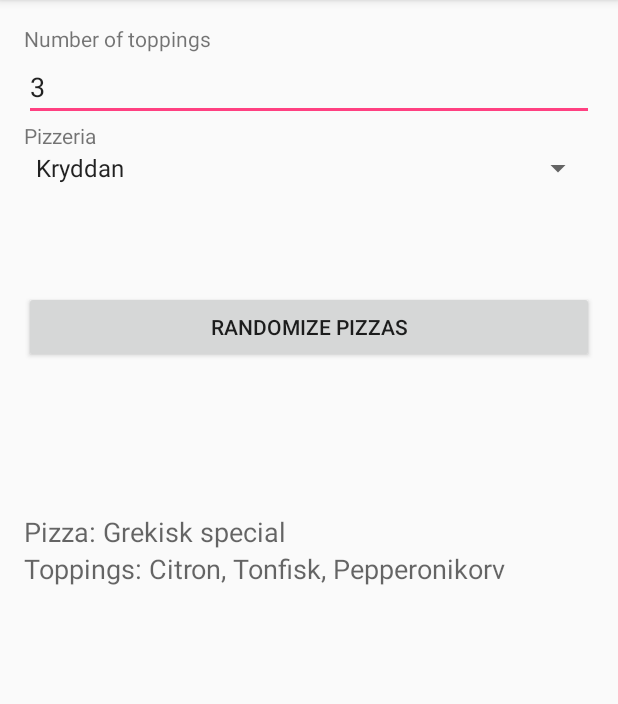
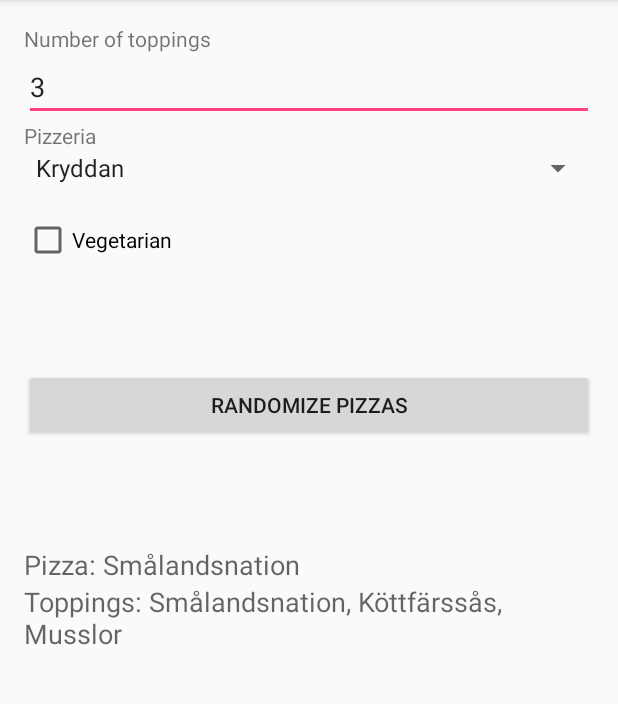
Before and after one commit to fbontin/PizzaRoulette, an Android app: the screen it shows after launch (MainActivity), after a tap on "RANDOMIZE PIZZAS", on a phone screen of 412 x 824 dp, the part 84-788 px from its top. Run offline under Robolectric (Android 15) with nearby library versions, the phone set to English and light mode, and no system bars.

Commit message:
Add vegetarian option and only one of each topping.

```diff
--- a/app/src/main/java/com/example/filip/pizzaroulette/MainActivity.java
+++ b/app/src/main/java/com/example/filip/pizzaroulette/MainActivity.java
@@ -4,6 +4,7 @@ import android.support.v7.app.AppCompatActivity;
 import android.os.Bundle;
 import android.util.Log;
 import android.view.View;
+import android.widget.CheckBox;
 import android.widget.EditText;
 import android.widget.Spinner;
 import android.widget.TextView;
@@ -18,36 +19,36 @@ public class MainActivity extends AppCompatActivity {
 
     private static final String[] PIZZERIAS = {"Kryddan", "Gunnesbo"};
 
-    private static final String[] PIZZAS = {"Margherita, Vesuvio, Funghi, Pescatore, Calzone (inbakad), Hawaii, Capricciosa, Tomaso, Bolognese, Marinara, Milano, Pepparoni," +
-            " Salami, Mamma mia, Africana, Indy, Princess, Barbone, Capris, Smålandsnation, Reale, Ciao Ciao (familjepizza), Kycklingpizza, Salami special, Fyra ostar, Calzone special (inbakad), " +
-            "Calzone kebab (inbakad), Azteka, La maffia, Quattro stagioni, Charlies special, Siciliana, Vegetariana, Cosa nostra, Kebabpizza, Bacon special, Acapulco, Legend, Mexicana, Dallas, Gorgonzola, " +
-            "Kebabpizza special, Husets special, Toronto special, Kryddans special, Grekisk special, Favoriten, Onlinepizza special, Lund special",
-            "Margherita, Vesuvio, Fungi, Pescatore, Calzone (inbakad), Hawaii, Capricciosa, Tomaso, Cacciatore, Bolognese, Vegetale, Afrikano, Bombay, Napoli, Marinara, Rimini, Milano, Azteka, Greta, Gorgonzola," +
+    private static final String[] PIZZAS = {"Vesuvio, Pescatore, Calzone (inbakad), Hawaii, Capricciosa, Tomaso, Bolognese, Marinara, Milano, Pepparoni," +
+            " Salami, Mamma mia, Indy, Princess, Barbone, Capris, Reale, Ciao Ciao (familjepizza), Kycklingpizza, Salami special, Calzone special (inbakad), " +
+            "Calzone kebab (inbakad), Azteka, La maffia, Quattro stagioni, Charlies special, Siciliana, Cosa nostra, Kebabpizza, Bacon special, Acapulco, Legend, Mexicana, Dallas, Gorgonzola, " +
+            "Kebabpizza special, Husets special, Toronto special, Kryddans special, Favoriten, Onlinepizza special, Lund special",
+            "Vesuvio, Pescatore, Calzone (inbakad), Hawaii, Capricciosa, Tomaso, Cacciatore, Bolognese, Afrikano, Bombay, Napoli, Marinara, Rimini, Milano, Azteka, Greta, Gorgonzola," +
                     " Kebab, Kyckling, Kung calzone (inbakad), Spinaci, Bon appétit, Mozart, Salami special, Quattro, Mexikana, Siciliana, Chicago, Kebab special, Gunnesbo special, Gunnesbo special 2, Gyrospizza, " +
-                    "Gyrospizza special, Mamma mia, Frotti, Prinsessan, Specialpizzor, Kanon, Viking, Lunda special, Eldorado, Zlatans special 1, Zlatans special 2"};
+                    "Gyrospizza special, Mamma mia, Kanon, Lunda special, Zlatans special 1, Zlatans special 2"};
 
-    private static final String[] TOPPINGS = {"Ananas, Bacon, Banan, Bearnaisesås, Bearnaisesås I burk, Cayennepeppar, Champinjoner (färska), Citron, Curry, Falafel, Feferoni, Fårost, Gorgonzolaost, Goudaost, Gurka, " +
-            "Hamburgerdressing, Hamburgerdressing I burk, Isbergssallad, Jalapeños, Jordnötter, Kapris, Kebabkött (nötkött), Kebabsås blandad, Kebabsås blandad I burk, Kebabsås mild, Kebabsås mild I burk, Kebabsås stark, " +
-            "Kebabsås stark I burk, Kronärtskocka, Kyckling, Köttfärs, Köttfärssås, Lök, Mozzarellaost, Musslor, Oliver, Ost, Oxfilé, Paprika (färsk), Pepperonikorv, Pommes frites, Räkor, Salami, Sardeller, Skinka, " +
-                    "Sparris, Svartpeppar, Tacokryddmix, Tomater (färska), Tomatsås, Tonfisk, Tzatzikisås, Tzatzikisås I burk, Vitlök (färsk), Vitlökssås, Vitlökssås I burk, Ägg",
-                    "Ananas, Aubergine, Bacon, Banan, Bearnaisesås, Bearnaisesås I burk, Champinjoner (färska), Curry, Feferoni  , Fetaost, Gorgonzolaost, Gurka, Hamburgerdressing, Hamburgerdressing I burk, Isbergssallad, " +
-                            "Jalapeños, Jordnötter, Kapris, Kebabkött (fläskkarré), Kebabkött (nötkött), Kebabsås blandad, Kebabsås blandad I burk, Kebabsås mild, Kebabsås mild I burk, Kebabsås stark, Kebabsås stark I burk, " +
-                            "Kronärtskocka, Kyckling, Körsbärstomater, Köttfärs, Lök, Majs, Mozzarellaost, Musslor, Nachochips, Nötfärs, Oliver, Ost, Oxfilé, Paprika, Paprika (färsk), Parmaskinka, Parmesanost, Pesto, " +
-                            "Purjolök, Ruccolasallad, Räkor, Rödlök, Salami, Sardeller, Skinka, Skinka (lufttorkad), Spenat, Svartpeppar, Tacokryddmix, Tigerräkor, Tomater (färska), Tomater (soltorkade), Tomatsås, Tonfisk, " +
-                            "Vitlök (färsk), Vitlökssås, Vitlökssås I burk, Ägg"};
+    private static final String[] VEG_PIZZAS = {"Margherita, Funghi, Africana, Smålandsnation, Fyra ostar, Vegetariana, Grekisk special",
+            "Margherita, Fungi, Vegetale, Frotti, Prinsessan, Viking, Eldorado"};
+
+    private static final String[] TOPPINGS = {"Bacon, Kebabkött (nötkött), Kyckling, Köttfärs, Köttfärssås, Musslor, Oxfilé, Pepperonikorv, Räkor, Salami, Sardeller, Skinka, Tonfisk",
+            "Bacon, Kebabkött (fläskkarré), Kebabkött (nötkött), Kyckling, Köttfärs, Musslor, Nötfärs, Oxfilé, Parmaskinka, Räkor, Salami, Sardeller, Skinka, Skinka (lufttorkad), Tigerräkor, Tonfisk"};
+
+    private static final String[] VEG_TOPPINGS = {"Ananas, Banan, Bearnaisesås, Bearnaisesås I burk, Cayennepeppar, Champinjoner (färska), Citron, Curry, Falafel, Feferoni, Fårost, Gorgonzolaost, Goudaost, " +
+            "Gurka, Hamburgerdressing, Hamburgerdressing I burk, Isbergssallad, Jalapeños, Jordnötter, Kapris, Kebabsås blandad, Kebabsås blandad I burk, Kebabsås mild, Kebabsås mild I burk, " +
+            "Kebabsås stark, Kebabsås stark I burk, Kronärtskocka, Lök, Mozzarellaost, Oliver, Ost, Paprika (färsk), Pommes frites, Sparris, Svartpeppar, Tacokryddmix, Tomater (färska), Tomatsås, " +
+            "Tzatzikisås, Tzatzikisås I burk, Vitlök (färsk), Vitlökssås, Vitlökssås I burk, Ägg",
+            "Ananas, Aubergine, Banan, Bearnaisesås, Bearnaisesås I burk, Champinjoner (färska), Curry, Feferoni  , Fetaost, Gorgonzolaost, Gurka, Hamburgerdressing, Hamburgerdressing I burk, " +
+                    "Isbergssallad, Jalapeños, Jordnötter, Kapris, Kebabsås blandad, Kebabsås blandad I burk, Kebabsås mild, Kebabsås mild I burk, Kebabsås stark, Kebabsås stark I burk, Kronärtskocka, " +
+                    "Körsbärstomater, Lök, Majs, Mozzarellaost, Nachochips, Oliver, Ost, Paprika, Paprika (färsk), Parmesanost, Pesto, Purjolök, Ruccolasallad, Rödlök, Spenat, Svartpeppar, Tacokryddmix, " +
+                    "Tomater (färska), Tomater (soltorkade), Tomatsås, Vitlök (färsk), Vitlökssås, Vitlökssås I burk, Ägg"};
 
 
-    private List pizzas;
-    private List toppings;
     private int nbrOfToppings = 3;
 
     @Override
     protected void onCreate(Bundle savedInstanceState) {
         super.onCreate(savedInstanceState);
         setContentView(R.layout.activity_main);
-
-        pizzas = parseText(PIZZAS[0]);
-        toppings = parseText(TOPPINGS[0]);
     }
 
 
@@ -55,7 +56,7 @@ public class MainActivity extends AppCompatActivity {
         EditText editText = (EditText) findViewById(R.id.editText);
         String nbr = editText.getText().toString();
         if (nbr.equals("")) {
-            Toast.makeText(this, "Don't leave it empty you STUPID HORSECUNT!", Toast.LENGTH_LONG).show();
+            Toast.makeText(this, "Please choose the number of toppings you want!", Toast.LENGTH_LONG).show();
             return;
         }
         nbrOfToppings = Integer.parseInt(nbr);
@@ -64,10 +65,10 @@ public class MainActivity extends AppCompatActivity {
             return;
         }
 
-        getPizzasAndToppings(pizzas, toppings);
-
-        String chosenPizza = randomize(pizzas, 1);
-        String chosenToppings = randomize(toppings, nbrOfToppings);
+        boolean vegetarian = ((CheckBox) findViewById(R.id.vegetarian)).isChecked();
+        List[] result = getPizzasAndToppings(vegetarian);
+        String chosenPizza = randomize(result[0], 1);
+        String chosenToppings = randomize(result[1], nbrOfToppings);
 
         TextView pizzatv = (TextView) findViewById(R.id.pizzaTextView);
         pizzatv.setText("Pizza: " + chosenPizza);
@@ -75,16 +76,24 @@ public class MainActivity extends AppCompatActivity {
         toppingstv.setText("Toppings: " + chosenToppings);
     }
 
-    private void getPizzasAndToppings(List pizzas, List toppings) {
+    private List[] getPizzasAndToppings(boolean vegetarian) {
         Spinner spinner = (Spinner) findViewById(R.id.pizzerias);
         String pizzeria = spinner.getSelectedItem().toString();
+        List pizzas = null, toppings = null;
 
         for (int i = 0; i < PIZZERIAS.length; i++) {
-            if(pizzeria.equals(PIZZERIAS[i])){
-                pizzas = parseText(PIZZAS[i]);
-                toppings = parseText(TOPPINGS[i]);
+            if (pizzeria.equals(PIZZERIAS[i])) {
+                if (vegetarian) {
+                    pizzas = parseText(VEG_PIZZAS[i]);
+                    toppings = parseText(VEG_TOPPINGS[i]);
+                } else {
+                    pizzas = parseText(PIZZAS[i] + ", " + VEG_PIZZAS[i]);
+                    toppings = parseText(TOPPINGS[i] + ", " + VEG_PIZZAS[i]);
+                }
             }
         }
+        List[] result = {pizzas, toppings};
+        return result;
     }
 
     private List parseText(String text) {
@@ -98,12 +107,19 @@ public class MainActivity extends AppCompatActivity {
     private String randomize(List list, int n) {
         String result = "";
         Random random = new Random();
+        ArrayList<Integer> indexes = new ArrayList<>();
 
         for (int i = 0; i < n; i++) {
             int index = random.nextInt(list.size());
-            result += list.get(index);
-            if (i < n - 1) {
-                result += ", ";
+
+            if (indexes.contains(index)) {
+                i--;
+            } else {
+                indexes.add(index);
+                result += list.get(index);
+                if (i < n - 1) {
+                    result += ", ";
+                }
             }
         }
         return result;
--- a/app/src/main/res/layout/activity_main.xml
+++ b/app/src/main/res/layout/activity_main.xml
@@ -37,6 +37,13 @@
         android:id="@+id/pizzerias"
         android:entries="@array/pizzerias"/>
 
+    <CheckBox
+        android:layout_width="fill_parent"
+        android:layout_height="wrap_content"
+        android:text="Vegetarian"
+        android:id="@+id/vegetarian"
+        android:layout_marginTop="20dp"/>
+
     <Button
         android:layout_width="fill_parent"
         android:layout_height="wrap_content"
@@ -52,7 +59,7 @@
         android:textAppearance="?android:attr/textAppearanceMedium"
         android:text="Pizza: "
         android:id="@+id/pizzaTextView"
-        android:layout_marginTop="100dp"/>
+        android:layout_marginTop="70dp"/>
 
     <TextView
         android:layout_width="wrap_content"
```
